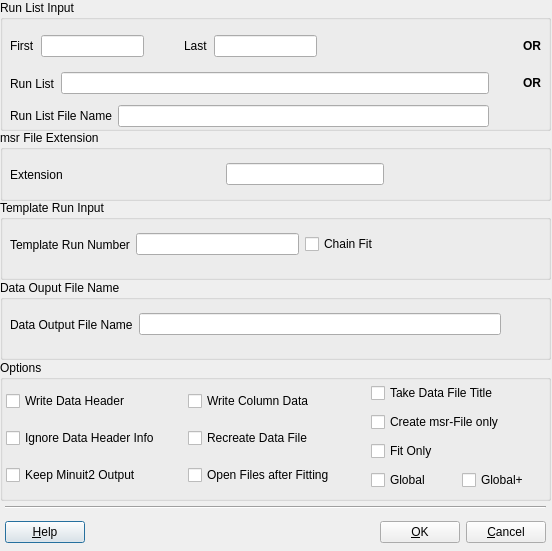
Before: the Qt Designer form src/musredit/forms/PMsr2DataDialog.ui in aPeter1/musrfit-fork, drawn with Qt 5.
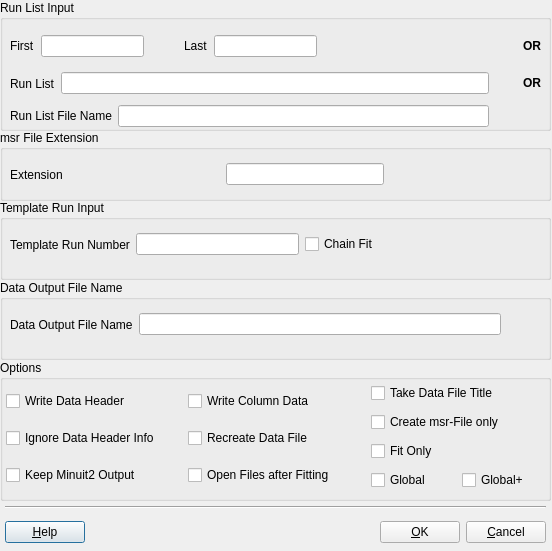
After: the same form once the commit is applied. Icons and pictures are not drawn.

Patch:
```diff
--- a/src/musredit/forms/PMsr2DataDialog.ui
+++ b/src/musredit/forms/PMsr2DataDialog.ui
@@ -319,7 +319,7 @@
     </rect>
    </property>
    <property name="title">
-    <string>Data Ouput File Name</string>
+    <string>Data Output File Name</string>
    </property>
    <widget class="QWidget" name="layoutWidget">
     <property name="geometry">
```
